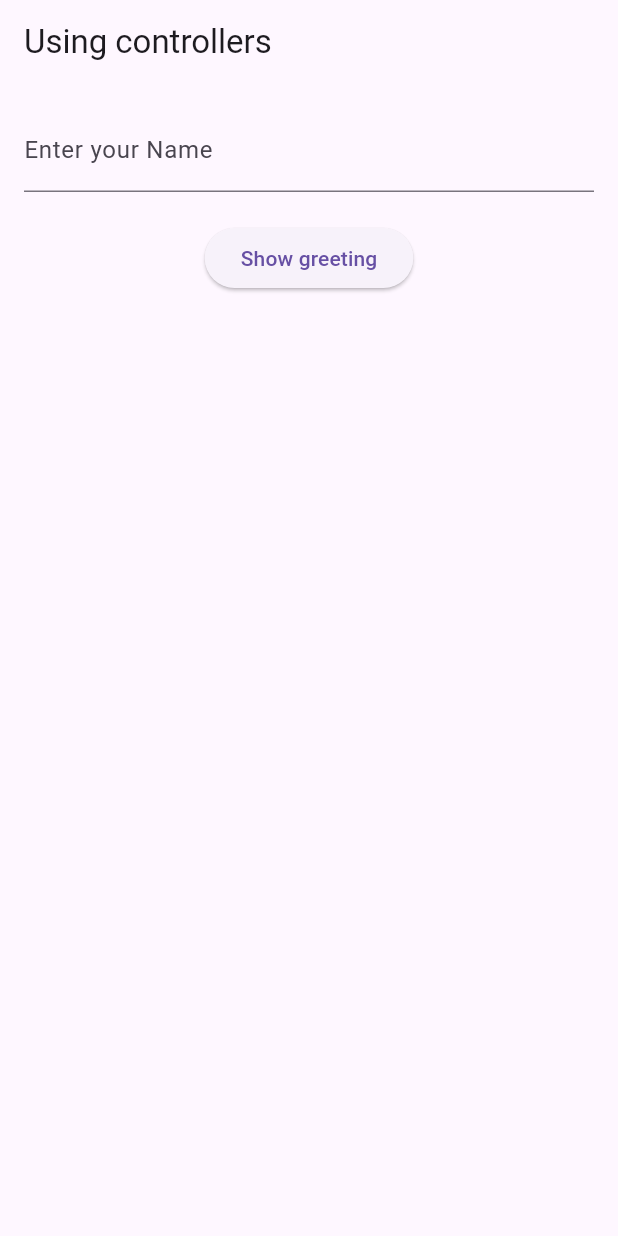
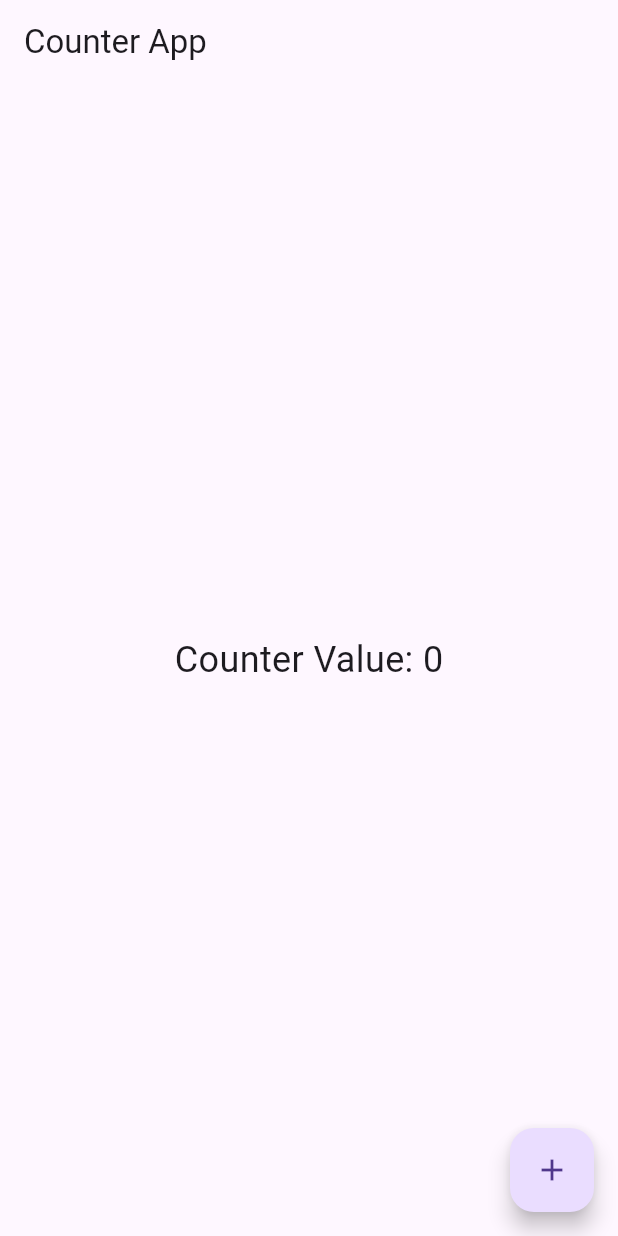
Before and after one commit to BraisonWabwire/flutter_app, a Flutter app: the screen it shows after launch, on a phone screen of 412 x 824 dp. Run offline on Flutter 3.47's test engine with Material 3 defaults, Android fonts, the phone set to English and light mode, and no system bars.

```diff
--- a/lib/main.dart
+++ b/lib/main.dart
@@ -1,45 +1,49 @@
 import 'package:flutter/material.dart';
 
 void main() {
-  runApp(MyApp());
+  runApp(const MyApp());
 }
 
-class MyApp extends StatefulWidget {
+class MyApp extends StatelessWidget {
   const MyApp({super.key});
 
-  @override
-  State<MyApp> createState() => _MyAppState();
-}
 
-class _MyAppState extends State<MyApp> {
-  final TextEditingController _namecontroller = TextEditingController();
   @override
   Widget build(BuildContext context) {
     return MaterialApp(
       debugShowCheckedModeBanner: false,
-      title: 'Using controllers',
-      home: Scaffold(
-        appBar: AppBar(title: const Text('Using controllers')),
-        body: Padding(
-          padding: EdgeInsets.all(16.0),
-          child: Column(
-            children: [
-              TextField(
-                controller: _namecontroller,
-                decoration: const InputDecoration(labelText: 'Enter your Name'),
-              ),
-              const SizedBox(height: 20),
-              Builder(
-                builder: (context) {
-                  return ElevatedButton(onPressed: (){
-                    final name=_namecontroller.text;
-                    ScaffoldMessenger.of(context).showSnackBar(SnackBar(content: Text("Hello, $name")));
-                  },child: const Text('Show greeting'),);
-                }
-              )
-            ],
-          ),
-        ),
+      home: _counterScreen()
+    );
+  }
+
+}
+
+
+@override
+class _counterScreen extends StatefulWidget {
+  @override
+  State<_counterScreen> createState() => _counterScreenState();
+}
+
+class _counterScreenState extends State<_counterScreen> {
+  int counter = 0;
+
+  void increment() {
+    setState(() {
+      counter++;
+    });
+  }
+
+  @override
+  Widget build(BuildContext context) {
+    return Scaffold(
+      appBar: AppBar(title: Text('Counter App')),
+      body: Center(
+        child: Text('Counter Value: $counter', style: TextStyle(fontSize: 24)),
+      ),
+      floatingActionButton: FloatingActionButton(
+        onPressed: increment,
+        child: Icon(Icons.add),
       ),
     );
   }
```
